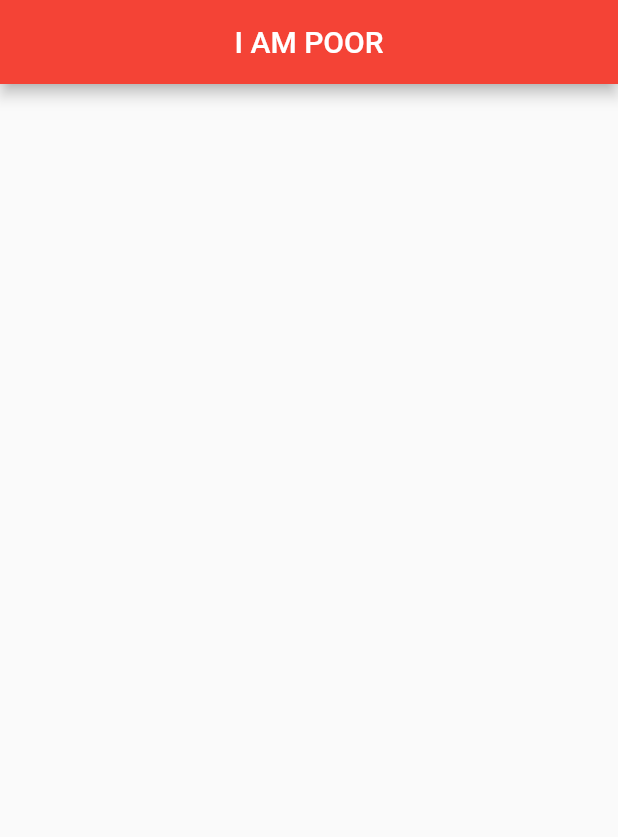
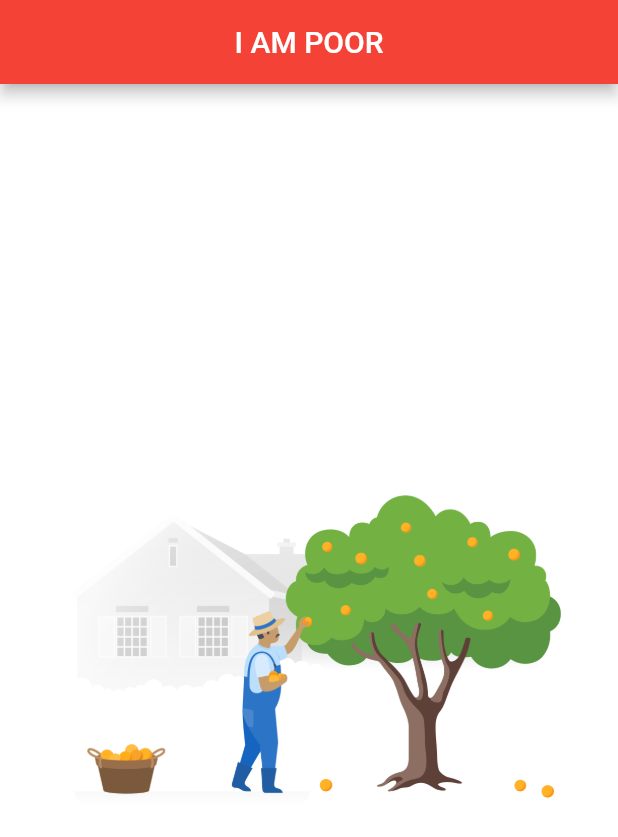
Before and after one commit to Prasen86/flutter_tutorial_app, a Flutter app: the screen it shows after launch, on a phone screen of 412 x 824 dp. Shown: the top 837 px of the screen. Run offline on Flutter 3.47's test engine with Material 2 defaults, Android fonts, the phone set to English and light mode, and no system bars.

Commit message:
Trial I am Poor

```diff
--- a/lib/main.dart
+++ b/lib/main.dart
@@ -17,7 +17,15 @@ class HomePage extends StatefulWidget {
 }
 
 Widget _bodyWidget() {
-  return new Container();
+  return new Container(
+    color: Colors.white,
+    child: Center(
+      child: new Image(
+        image: AssetImage("assets/images/iampoor.png"),
+        fit: BoxFit.fill,
+      ),
+    ),
+  );
 }
 
 class _HomePageState extends State<HomePage> {
```
